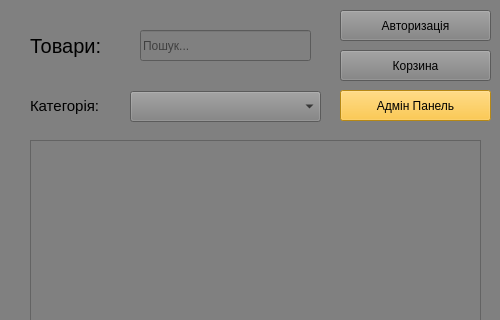
Qt form mainwindow.ui (BeanDx/zoo-shop-qt-coursework) before a commit; both pictures show x 0 to 500 and y 0 to 320 of the 500 by 510 pixel window.
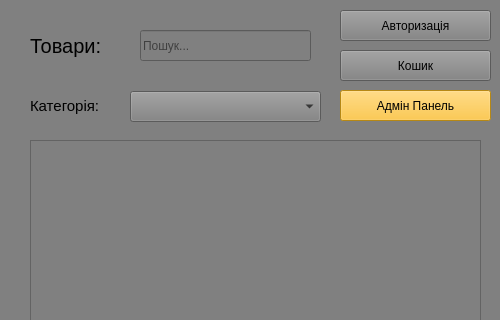
The same form after that commit.

Patch:
```diff
--- a/mainwindow.ui
+++ b/mainwindow.ui
@@ -81,7 +81,7 @@
      </rect>
     </property>
     <property name="text">
-     <string>Корзина</string>
+     <string>Кошик</string>
     </property>
    </widget>
    <widget class="QLineEdit" name="search_input">
```
